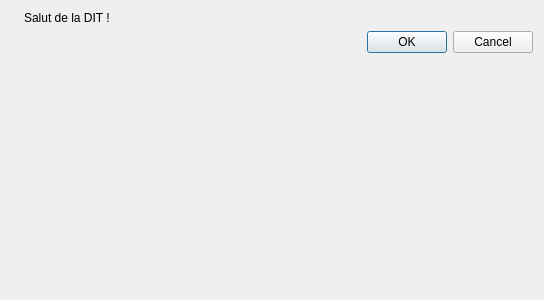
Old version of the form qsitg/qsitg_dialog_base.ui in the repository republique-et-canton-de-geneve/sitg-qgis-plugin.
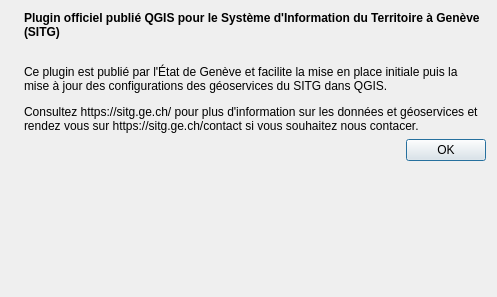
New version of the form. Icons and pictures are not drawn.

```diff
--- a/qsitg/qsitg_dialog_base.ui
+++ b/qsitg/qsitg_dialog_base.ui
@@ -6,8 +6,8 @@
    <rect>
     <x>0</x>
     <y>0</y>
-    <width>544</width>
-    <height>300</height>
+    <width>497</width>
+    <height>297</height>
    </rect>
   </property>
   <property name="windowTitle">
@@ -20,14 +20,20 @@
       <enum>Qt::Horizontal</enum>
      </property>
      <property name="standardButtons">
-      <set>QDialogButtonBox::Cancel|QDialogButtonBox::Ok</set>
+      <set>QDialogButtonBox::Ok</set>
      </property>
     </widget>
    </item>
    <item row="0" column="1">
     <widget class="QLabel" name="label">
      <property name="text">
-      <string>Salut de la DIT !</string>
+      <string>&lt;html&gt;&lt;head/&gt;&lt;body&gt;&lt;p&gt;&lt;span style=&quot; font-weight:600;&quot;&gt;Plugin officiel publié QGIS pour le Système d'Information du Territoire à Genève (SITG)&lt;/span&gt;&lt;/p&gt;&lt;p&gt;&lt;br/&gt;Ce plugin est publié par l'État de Genève et facilite la mise en place initiale puis la mise à jour des configurations des géoservices du SITG dans QGIS.&lt;/p&gt;&lt;p&gt;Consultez https://sitg.ge.ch/ pour plus d'information sur les données et géoservices et rendez vous sur https://sitg.ge.ch/contact si vous souhaitez nous contacer.&lt;/p&gt;&lt;/body&gt;&lt;/html&gt;</string>
+     </property>
+     <property name="textFormat">
+      <enum>Qt::RichText</enum>
+     </property>
+     <property name="wordWrap">
+      <bool>true</bool>
      </property>
     </widget>
    </item>
```
Left out of the diff: 3 changed lines with no effect on the pictures.
